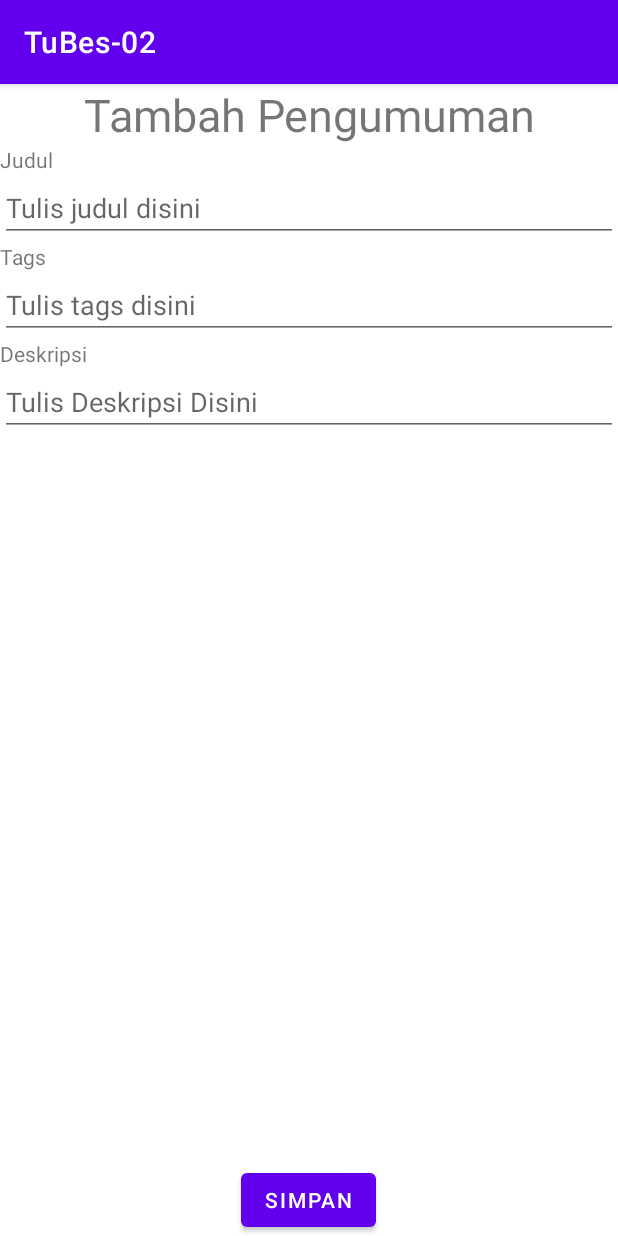
After one commit to erwindrsno/IF-Portal, an Android app: the fragment BuatPengumumanFragment placed in its activity, on a phone screen of 412 x 824 dp. The commit adds this screen. Run offline under Robolectric (Android 15) with nearby library versions, the phone set to English and light mode, and no system bars; our stand-ins replace Volley.

Commit message:
Pengumuman Layout

```diff
--- /dev/null
+++ b/TuBes02/app/src/main/java/com/example/tubes_02/BuatPengumumanFragment.java
@@ -0,0 +1,34 @@
+package com.example.tubes_02;
+
+import android.os.Bundle;
+import android.view.LayoutInflater;
+import android.view.View;
+import android.view.ViewGroup;
+
+import androidx.annotation.NonNull;
+import androidx.annotation.Nullable;
+import androidx.fragment.app.Fragment;
+
+import com.example.tubes_02.databinding.FragmentBuatPengumumanBinding;
+
+public class BuatPengumumanFragment extends Fragment {
+    private FragmentBuatPengumumanBinding binding;
+
+    public BuatPengumumanFragment(){
+
+    }
+
+    public static BuatPengumumanFragment newInstance() {
+        BuatPengumumanFragment fragment = new BuatPengumumanFragment();
+        return fragment;
+    }
+
+    @Nullable
+    @Override
+    public View onCreateView(@NonNull LayoutInflater inflater, @Nullable ViewGroup container, @Nullable Bundle savedInstanceState) {
+        binding = FragmentBuatPengumumanBinding.inflate(inflater);
+        View view = binding.getRoot();
+
+        return view;
+    }
+}
--- /dev/null
+++ b/TuBes02/app/src/main/java/com/example/tubes_02/DetailPengumumanFragment.java
@@ -0,0 +1,4 @@
+package com.example.tubes_02;
+
+public class DetailPengumumanFragment {
+}
--- a/TuBes02/app/src/main/java/com/example/tubes_02/PengumumanActivity.java
+++ b/TuBes02/app/src/main/java/com/example/tubes_02/PengumumanActivity.java
@@ -11,10 +11,13 @@ import androidx.fragment.app.FragmentTransaction;
 import com.example.tubes_02.databinding.ActivityMainBinding;
 import com.example.tubes_02.databinding.ActivityPengumumanBinding;
 
-public class PengumumanActivity extends AppCompatActivity {
+public class PengumumanActivity extends AppCompatActivity{
     private ActivityPengumumanBinding binding;
     private PengumumanFragment pengumumanFragment;
+    private BuatPengumumanFragment buatPengumumanFragment;
     private FragmentManager fragmentManager;
+    private PostAuthenticatePengumuman postAuthenticatePengumuman;
+    private User user;
 
     @Override
     protected void onCreate(Bundle savedInstanceState) {
@@ -22,7 +25,7 @@ public class PengumumanActivity extends AppCompatActivity {
         this.binding = ActivityPengumumanBinding.inflate(getLayoutInflater());
         setContentView(this.binding.getRoot());
         this.pengumumanFragment = new PengumumanFragment();
-
+        this.buatPengumumanFragment = new BuatPengumumanFragment();
         this.fragmentManager = this.getSupportFragmentManager();
 
         FragmentTransaction ft = this.fragmentManager.beginTransaction();
@@ -39,8 +42,11 @@ public class PengumumanActivity extends AppCompatActivity {
                     }
                 }
         );
+        this.postAuthenticatePengumuman = new PostAuthenticatePengumuman(this);
+//        this.postAuthenticatePengumuman.execute();
     }
-    public void changePage(String page){
+
+    public void changePage(String page) {
         FragmentTransaction ft = this.fragmentManager.beginTransaction();
 //                .setCustomAnimations(
 //                        R.anim.fade_in,
@@ -52,7 +58,10 @@ public class PengumumanActivity extends AppCompatActivity {
             ft.replace(binding.fragmentContainer.getId(),this.pengumumanFragment)
                     .addToBackStack(null);
         }
-
+        if(page.equals("buat_pengumuman")){
+            ft.replace(binding.fragmentContainer.getId(),this.buatPengumumanFragment)
+                    .addToBackStack(null);
+        }
 
         ft.commit();
     }
--- a/TuBes02/app/src/main/java/com/example/tubes_02/PengumumanFragment.java
+++ b/TuBes02/app/src/main/java/com/example/tubes_02/PengumumanFragment.java
@@ -28,12 +28,15 @@ public class PengumumanFragment extends Fragment {
     public View onCreateView(@NonNull LayoutInflater inflater, @Nullable ViewGroup container, @Nullable Bundle savedInstanceState) {
         binding = FragmentPengumumanBinding.inflate(inflater);
         View view = binding.getRoot();
+        this.binding.btnBuatPengumuman.setOnClickListener(this::onClick);
         return view;
     }
 
     private void onClick(View view) {
         Bundle result = new Bundle();
-        result.putString("page","#");
+        result.putString("page","buat_pengumuman");
         this.getParentFragmentManager().setFragmentResult("changePage", result);
     }
+
+
 }
--- /dev/null
+++ b/TuBes02/app/src/main/java/com/example/tubes_02/PengumumanUI.java
@@ -0,0 +1,5 @@
+package com.example.tubes_02;
+
+public interface PengumumanUI {
+    void changePage(String page);
+}
--- /dev/null
+++ b/TuBes02/app/src/main/java/com/example/tubes_02/PostAuthenticatePengumuman.java
@@ -0,0 +1,71 @@
+package com.example.tubes_02;
+
+import android.content.Context;
+import android.util.Log;
+
+import com.android.volley.AuthFailureError;
+import com.android.volley.Request;
+import com.android.volley.RequestQueue;
+import com.android.volley.Response;
+import com.android.volley.VolleyError;
+import com.android.volley.toolbox.JsonObjectRequest;
+import com.android.volley.toolbox.Volley;
+import com.google.gson.Gson;
+
+import org.json.JSONObject;
+
+import java.util.HashMap;
+import java.util.Map;
+
+public class PostAuthenticatePengumuman{
+    final String BASE_URL = "https://ifportal.labftis.net/api/v1/annoucements";
+    private final Context context;
+    private final Gson gson;
+    private User user;
+//    private LoginPresenter presenter;
+
+    public PostAuthenticatePengumuman(Context context){
+        this.context = context;
+        this.gson = new Gson();
+//        this.presenter = presenter;
+    }
+
+    public void execute(User user){
+        try{
+            this.user = user;
+            JSONObject json = new JSONObject(this.gson.toJson(user));
+            Log.d("printJSON", json.toString(4));
+            callVolley(json);
+        } catch (Exception e) {
+            e.printStackTrace();
+        }
+    }
+
+    public void callVolley(JSONObject json) {
+        RequestQueue request = Volley.newRequestQueue(this.context);
+
+        JsonObjectRequest jsonObjectRequest = new JsonObjectRequest(Request.Method.POST, BASE_URL, json, new Response.Listener<JSONObject>() {
+            @Override
+            public void onResponse(JSONObject response) {
+                Log.d("token user post", user.getToken());
+                Log.d("Respon API", response.toString());
+
+            }
+        }, new Response.ErrorListener() {
+            @Override
+            public void onErrorResponse(VolleyError error) {
+                Log.d("errorBang", error.toString());
+//                presenter.authFailed();
+            }
+        }){
+            @Override
+            public Map<String,String> getHeaders() throws AuthFailureError {
+                HashMap<String, String> headers = new HashMap<String, String>();
+                headers.put("Authorization", user.getToken());
+                return headers;
+            }
+        };
+        request.add(jsonObjectRequest);
+
+    }
+}
--- /dev/null
+++ b/TuBes02/app/src/main/res/layout/fragment_buat_pengumuman.xml
@@ -0,0 +1,85 @@
+<?xml version="1.0" encoding="utf-8"?>
+<LinearLayout
+    xmlns:android="http://schemas.android.com/apk/res/android"
+    android:layout_width="match_parent"
+    android:layout_height="match_parent"
+    android:orientation="vertical">
+    <LinearLayout
+        android:layout_width="match_parent"
+        android:layout_height="wrap_content">
+        <TextView
+            android:layout_width="match_parent"
+            android:layout_height="match_parent"
+            android:text="Tambah Pengumuman"
+            android:textAlignment="center"
+            android:textSize="30dp"
+            />
+    </LinearLayout>
+    <LinearLayout
+        android:layout_width="match_parent"
+        android:layout_height="wrap_content">
+        <TextView
+            android:layout_width="match_parent"
+            android:layout_height="match_parent"
+            android:text="Judul"/>
+    </LinearLayout>
+    <LinearLayout
+        android:layout_width="match_parent"
+        android:layout_height="wrap_content">
+
+        <EditText
+            android:layout_width="match_parent"
+            android:layout_height="match_parent"
+            android:hint="Tulis judul disini"
+            />
+    </LinearLayout>
+    <LinearLayout
+        android:layout_width="match_parent"
+        android:layout_height="wrap_content">
+        <TextView
+            android:layout_width="match_parent"
+            android:layout_height="match_parent"
+            android:text="Tags"/>
+    </LinearLayout>
+    <LinearLayout
+        android:layout_width="match_parent"
+        android:layout_height="wrap_content">
+
+        <EditText
+            android:layout_width="match_parent"
+            android:layout_height="match_parent"
+            android:hint="Tulis tags disini"
+            />
+    </LinearLayout>
+    <LinearLayout
+        android:layout_width="match_parent"
+        android:layout_height="wrap_content">
+        <TextView
+            android:layout_width="match_parent"
+            android:layout_height="match_parent"
+            android:text="Deskripsi"/>
+    </LinearLayout>
+    <LinearLayout
+        android:layout_width="match_parent"
+        android:layout_height="wrap_content">
+
+        <EditText
+            android:layout_width="match_parent"
+            android:layout_height="match_parent"
+            android:hint="Tulis Deskripsi Disini"
+            />
+    </LinearLayout>
+    <RelativeLayout
+        android:layout_width="match_parent"
+        android:layout_height="match_parent"
+        >
+        <Button
+            android:layout_width="wrap_content"
+            android:layout_height="wrap_content"
+            android:text="Simpan"
+            android:layout_centerHorizontal="true"
+            android:layout_alignParentBottom="true"/>
+
+    </RelativeLayout>
+
+</LinearLayout>
--- /dev/null
+++ b/TuBes02/app/src/main/res/layout/fragment_detail_pengumuman.xml
@@ -0,0 +1,6 @@
+<?xml version="1.0" encoding="utf-8"?>
+<androidx.constraintlayout.widget.ConstraintLayout xmlns:android="http://schemas.android.com/apk/res/android"
+    android:layout_width="match_parent"
+    android:layout_height="match_parent">
+
+</androidx.constraintlayout.widget.ConstraintLayout>
```
Also changed, not shown: TuBes02/app/src/main/AndroidManifest.xml (+10 -1 lines), TuBes02/app/src/main/java/com/example/tubes_02/Pengumuman.java (added, +43 -0 lines), TuBes02/app/src/main/java/com/example/tubes_02/PengumumanAdapter.java (added, +61 -0 lines), TuBes02/app/src/main/java/com/example/tubes_02/PengumumanPresenter.java (added, +11 -0 lines), TuBes02/app/src/main/res/layout/fragment_pengumuman.xml (+14 -1 lines), TuBes02/app/src/main/res/layout/list_pengumuman.xml (added, +60 -0 lines).
